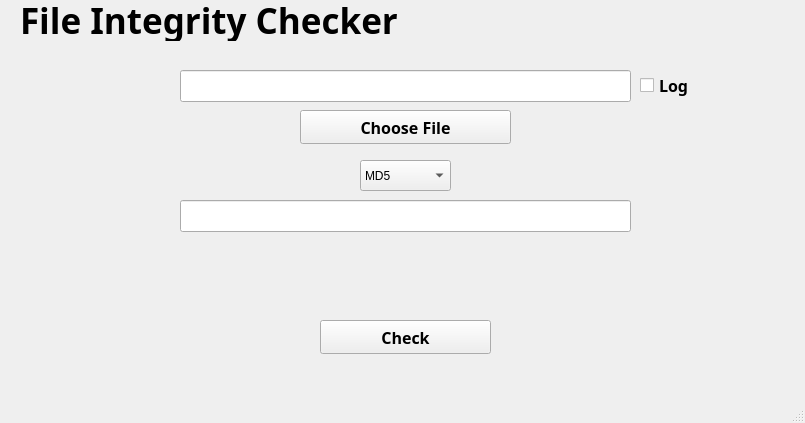
This is File_Integrity/FileIntegrety.ui in bytesenseidk/Mixed-Applications as Qt 5 draws it before an edit. The edited form follows.
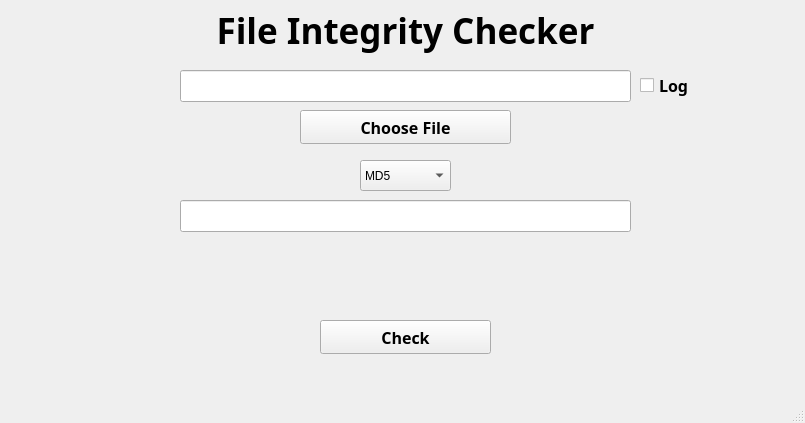
This is the edited form.

What changed in the file:
```diff
--- a/File_Integrity/FileIntegrety.ui
+++ b/File_Integrity/FileIntegrety.ui
@@ -20,7 +20,7 @@
       <x>20</x>
       <y>0</y>
       <width>771</width>
-      <height>41</height>
+      <height>61</height>
      </rect>
     </property>
     <property name="font">
@@ -34,6 +34,9 @@
     <property name="text">
      <string>File Integrity Checker</string>
     </property>
+    <property name="alignment">
+     <set>Qt::AlignCenter</set>
+    </property>
    </widget>
    <widget class="QLineEdit" name="file_entry">
     <property name="geometry">
```
Left out of the diff: 2 changed lines with no effect on the pictures.
